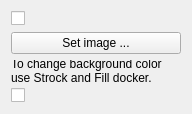
Above: libs/kopageapp/tools/backgroundTool/BackgroundToolWidget.ui from KDE/krita before the change. Below: the same form after it.
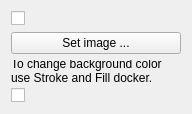
That is the form after the change.

Patch:
```diff
--- a/libs/kopageapp/tools/backgroundTool/BackgroundToolWidget.ui
+++ b/libs/kopageapp/tools/backgroundTool/BackgroundToolWidget.ui
@@ -26,7 +26,7 @@
      <item>
       <widget class="QLabel" name="useStrokeAndFillDockerLabel" >
        <property name="text" >
-        <string>To change background color use Strock and Fill docker.</string>
+        <string>To change background color use Stroke and Fill docker.</string>
        </property>
        <property name="wordWrap">
         <bool>true</bool>
```
